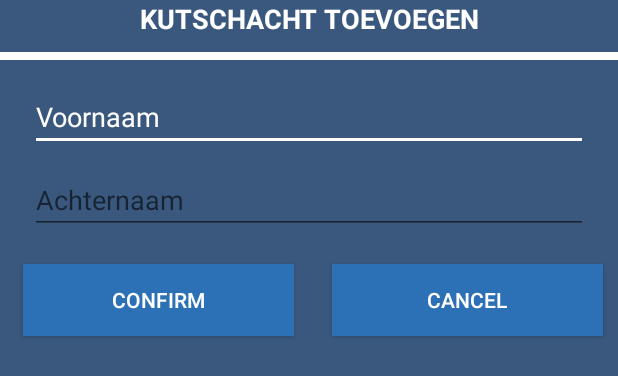
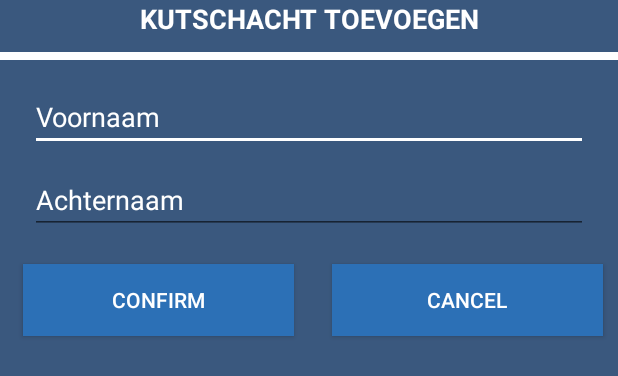
Before and after one commit to KevinD25/DijkelApp, an Android app: the layout customschachtdialog.xml on its own in the app's theme, with its tools: preview values and no code run, on a phone screen of 412 x 824 dp. Shown: the top 376 px of the screen. Run offline under Robolectric (Android 15) with nearby library versions, the phone set to English and light mode, and no system bars.

Commit message:
Store data complete

```diff
--- /dev/null
+++ b/Application/app/src/main/java/com/davis/kevin/dijkelapp/DOM/IRepository.kt
@@ -0,0 +1,4 @@
+package com.davis.kevin.dijkelapp.DOM
+
+interface IRepository {
+}
--- /dev/null
+++ b/Application/app/src/main/java/com/davis/kevin/dijkelapp/DOM/Schacht.kt
@@ -0,0 +1,5 @@
+package com.davis.kevin.dijkelapp.DOM
+
+class Schacht(val id: String, val voornaam: String, val achternaam:String, val dijkels : Int) {
+
+}
--- a/Application/app/src/main/res/layout/customschachtdialog.xml
+++ b/Application/app/src/main/res/layout/customschachtdialog.xml
@@ -30,7 +30,7 @@
                 android:inputType="textPersonName"
                 android:hint="Voornaam"
                 android:ems="10"
-                android:id="@+id/editText"
+                android:id="@+id/txtVoornaam"
                 android:textColor="@color/colorAccent"
                 android:layout_marginLeft="20dp"
                 android:layout_marginRight="20dp"
@@ -42,11 +42,12 @@
                 android:inputType="textPersonName"
                 android:hint="Achternaam"
                 android:ems="10"
-                android:id="@+id/editText2"
+                android:id="@+id/txtAchternaam"
                 android:textColor="@color/colorAccent"
                 android:layout_marginLeft="20dp"
                 android:layout_marginRight="20dp"
-                android:layout_marginBottom="10dp"/>
+                android:layout_marginBottom="10dp"
+                android:textColorHint="@color/colorAccent"/>
         <LinearLayout
                 android:orientation="horizontal"
                 android:layout_width="match_parent"
@@ -54,18 +55,17 @@
             <Button
                     android:text="CONFIRM"
                     android:layout_width="wrap_content"
-                    android:layout_height="wrap_content" android:id="@+id/button4" android:layout_weight="1"
+                    android:layout_height="wrap_content" android:id="@+id/btnConfirm" android:layout_weight="1"
                     android:background="@color/colorPrimary"
                     android:textColor="@color/colorAccent"
                     android:layout_marginTop="10dp"
                     android:layout_marginLeft="15dp"
                     android:layout_marginBottom="10dp"
-                    android:layout_marginRight="10dp"
-            />
+                    android:layout_marginRight="10dp"/>
             <Button
                     android:text="CANCEL"
                     android:layout_width="wrap_content"
-                    android:layout_height="wrap_content" android:id="@+id/button5" android:layout_weight="1"
+                    android:layout_height="wrap_content" android:id="@+id/btnCancel" android:layout_weight="1"
                     android:background="@color/colorPrimary"
                     android:textColor="@color/colorAccent"
                     android:layout_marginTop="10dp"
--- a/Application/app/src/main/res/values/strings.xml
+++ b/Application/app/src/main/res/values/strings.xml
@@ -1,3 +1,4 @@
 <resources>
     <string name="app_name">DijkelApp</string>
+    <string name="confirm">CONFIRM</string>
 </resources>
```
Also changed, not shown: Application/app/src/main/AndroidManifest.xml (+5 -4 lines), Application/app/src/main/java/com/davis/kevin/dijkelapp/DOM/FBRepository.kt (added, +23 -0 lines), Application/app/src/main/java/com/davis/kevin/dijkelapp/SchachtenActivity.kt (+60 -3 lines).
